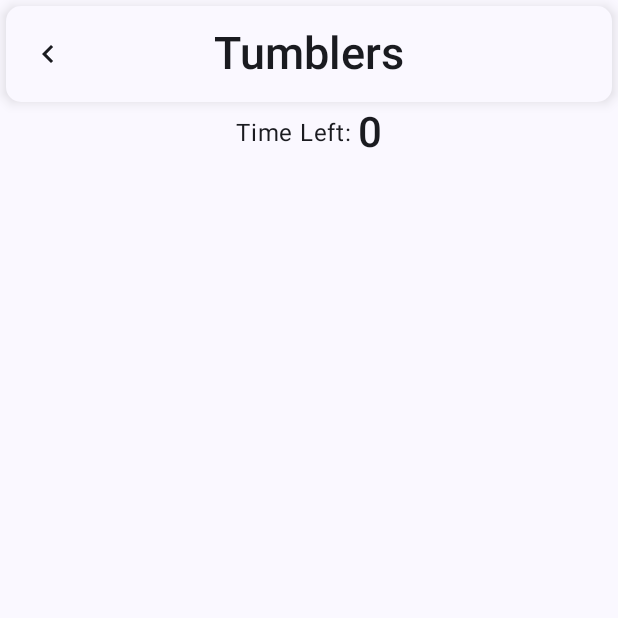
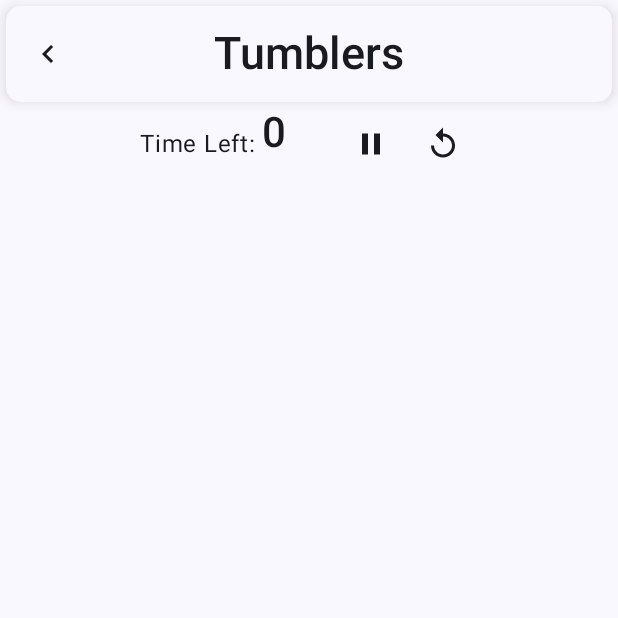
Before and after one commit to FeKent/DND-Lockpick, an Android app built with Jetpack Compose: the composable TumblerScreen shown on its own in the app's theme, on a phone screen of 412 x 824 dp, the top half of it. Run offline under Robolectric (Android 15) with nearby library versions, the phone set to English and light mode, and no system bars; 3 statements that could not run were skipped.

Commit message:
Add pause, play & restart functionality to timer

```diff
--- a/app/src/main/java/com/example/dndlockpick/composables/TumblerScreen.kt
+++ b/app/src/main/java/com/example/dndlockpick/composables/TumblerScreen.kt
@@ -44,6 +44,7 @@ import androidx.compose.ui.draw.clip
 import androidx.compose.ui.draw.shadow
 import androidx.compose.ui.graphics.Color
 import androidx.compose.ui.platform.LocalContext
+import androidx.compose.ui.res.painterResource
 import androidx.compose.ui.text.font.FontWeight
 import androidx.compose.ui.text.style.TextOverflow
 import androidx.compose.ui.unit.IntOffset
@@ -51,8 +52,10 @@ import androidx.compose.ui.unit.dp
 import androidx.compose.ui.unit.sp
 import androidx.lifecycle.viewmodel.compose.viewModel
 import androidx.navigation.NavHostController
+import com.example.dndlockpick.R
 import com.example.dndlockpick.viewmodel.LockpickViewModel
 import kotlinx.coroutines.delay
+import kotlin.math.absoluteValue
 import kotlin.math.roundToInt
 
 
@@ -64,6 +67,8 @@ fun TumblerScreen(
 ) {
     val state = lockpickViewModel.tumblerCount
     val timer = lockpickViewModel.timeLeft.intValue
+    val timerRunning = lockpickViewModel.countDownRunning.value
+    val initialTime = lockpickViewModel.initialTime.absoluteValue
     val order = lockpickViewModel.orderShuffled
     val selectedTumblers = lockpickViewModel.selectedTumblers
     Log.i("Correct Order", order.toString())
@@ -92,8 +97,8 @@ fun TumblerScreen(
         TumblerScreenBar { backHome() }
         Column {
             Box(Modifier.fillMaxWidth(), Alignment.Center) {
-                LaunchedEffect(key1 = timer) {
-                    while (timer > 0) {
+                LaunchedEffect(key1 = timer, timerRunning) {
+                    while (timer > 0 && timerRunning) {
                         delay(1000L)
                         lockpickViewModel.timeLeft.intValue--
                     }
@@ -106,6 +111,24 @@ fun TumblerScreen(
                         fontSize = 28.sp,
                         fontWeight = FontWeight.Medium
                     )
+                    Spacer(modifier = Modifier.size(32.dp))
+                    Row {
+                        IconButton(onClick = {
+                            // Toggle the countdown state when the pause button is clicked
+                            lockpickViewModel.countDownRunning.value = !lockpickViewModel.countDownRunning.value
+                        }) {
+                            val icon = if (timerRunning) {
+                                painterResource(id = R.drawable.pause)
+                            } else {
+                                painterResource(id = R.drawable.play)
+                            }
+                            Icon(painter = icon, contentDescription = "Pause/Play Timer")
+                        }
+                        IconButton(onClick = { lockpickViewModel.timeLeft.intValue = initialTime}) {
+                           Icon(painter = painterResource(id = R.drawable.restart), contentDescription = "Restart Timer")
+                       }
+
+                    }
 
                 }
 
--- a/app/src/main/java/com/example/dndlockpick/viewmodel/LockpickViewModel.kt
+++ b/app/src/main/java/com/example/dndlockpick/viewmodel/LockpickViewModel.kt
@@ -3,6 +3,7 @@ package com.example.dndlockpick.viewmodel
 import android.util.Log
 import androidx.compose.runtime.mutableIntStateOf
 import androidx.compose.runtime.mutableStateListOf
+import androidx.compose.runtime.mutableStateOf
 import androidx.lifecycle.SavedStateHandle
 import androidx.lifecycle.ViewModel
 import androidx.navigation.NavHostController
@@ -12,6 +13,7 @@ class LockpickViewModel(savedStateHandle: SavedStateHandle) : ViewModel() {
     private val timeLimit: Int = savedStateHandle.get<String>("timeLimit")!!.toInt()
 
     var timeLeft = mutableIntStateOf(timeLimit)
+    val initialTime = timeLimit
 
     val orderShuffled = run {
         val tumblerValue = tumblerCount
@@ -19,6 +21,7 @@ class LockpickViewModel(savedStateHandle: SavedStateHandle) : ViewModel() {
     }
     // run = runs a bunch of lines and returns last value
 
+    val countDownRunning = mutableStateOf(true)
 
     val selectedTumblers = mutableStateListOf<Int>()
     private var results: Boolean? = null
```
